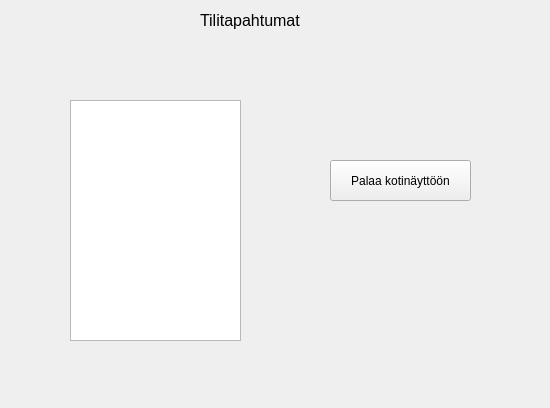
22kmo-project/group_5, file frontend/tilitapahtumat.ui: the form before one commit.
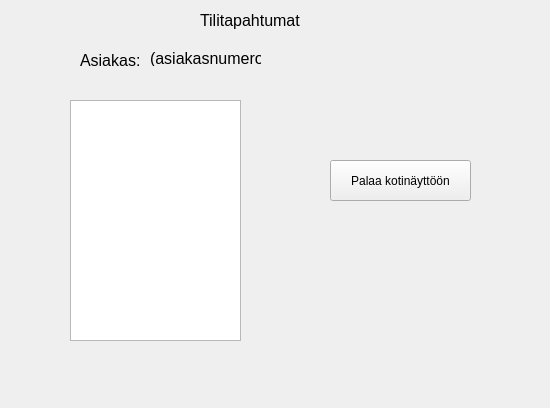
The form after the commit.

Patch:
```diff
--- a/frontend/tilitapahtumat.ui
+++ b/frontend/tilitapahtumat.ui
@@ -54,6 +54,42 @@
     <string>Palaa kotinäyttöön</string>
    </property>
   </widget>
+  <widget class="QLabel" name="label_2">
+   <property name="geometry">
+    <rect>
+     <x>80</x>
+     <y>50</y>
+     <width>61</width>
+     <height>21</height>
+    </rect>
+   </property>
+   <property name="font">
+    <font>
+     <pointsize>12</pointsize>
+    </font>
+   </property>
+   <property name="text">
+    <string>Asiakas:</string>
+   </property>
+  </widget>
+  <widget class="QLabel" name="asiakasnro">
+   <property name="geometry">
+    <rect>
+     <x>150</x>
+     <y>50</y>
+     <width>111</width>
+     <height>16</height>
+    </rect>
+   </property>
+   <property name="font">
+    <font>
+     <pointsize>12</pointsize>
+    </font>
+   </property>
+   <property name="text">
+    <string>(asiakasnumero)</string>
+   </property>
+  </widget>
  </widget>
  <resources/>
  <connections/>
```
Left out of the diff: 4 changed lines with no effect on the pictures.
